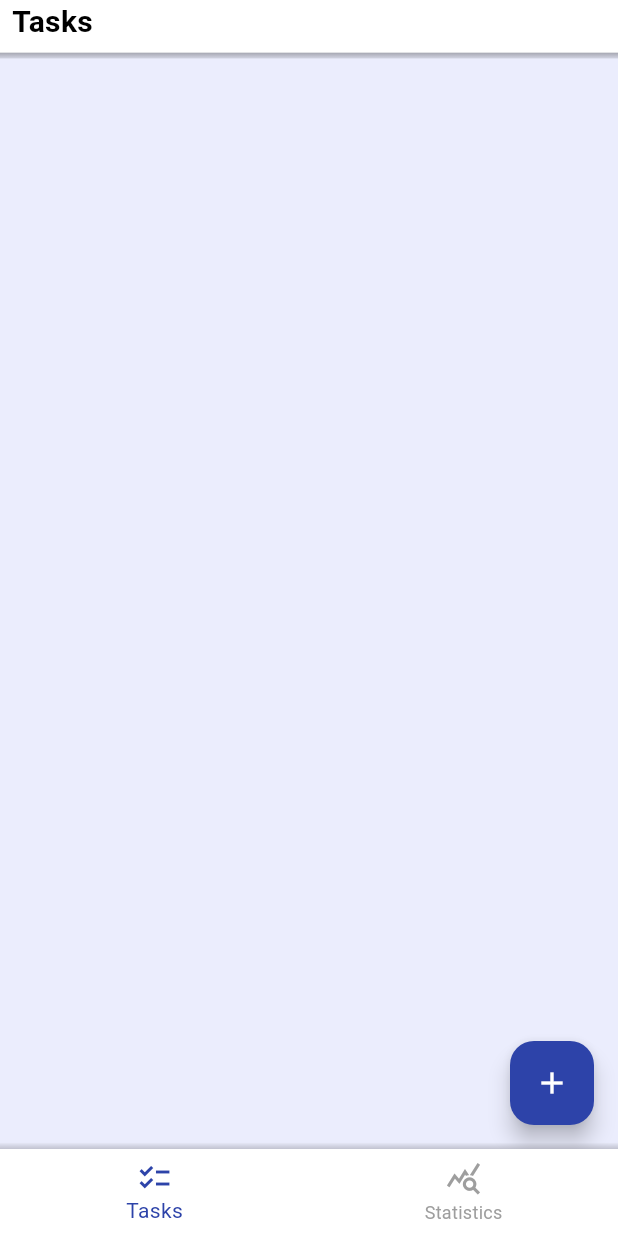
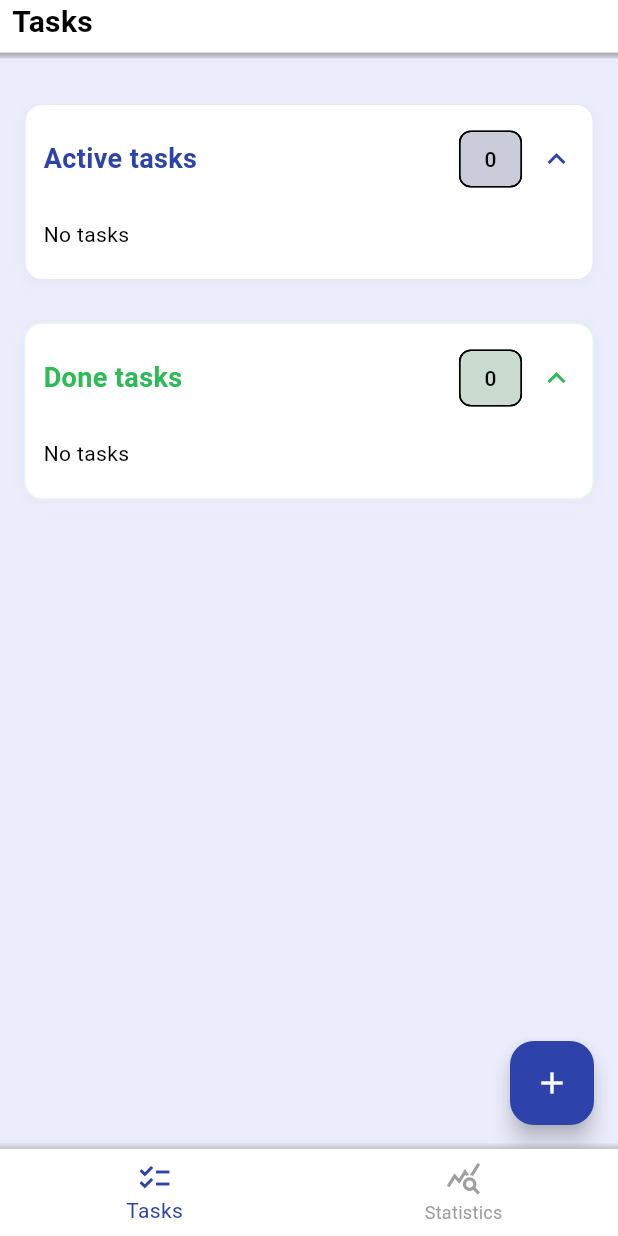
Before and after one commit to Sakii470/Task_Manager, a Flutter app: the screen it shows after launch, on a phone screen of 412 x 824 dp. Run offline on Flutter 3.47's test engine with Material 3 defaults, Android fonts, the phone set to English and light mode, and no system bars; our stand-ins replace bloc, flutter_bloc, get_it, go_router, hive_flutter; accounts and stored records are empty.

Commit message:
active task and done task section - done

```diff
--- a/lib/features/tasks/data/model/task.dart
+++ b/lib/features/tasks/data/model/task.dart
@@ -8,22 +8,54 @@ class Task {
   final String? description;
   final DateTime deadline;
   final TaskStatus status;
+  final DateTime? completedDate;
 
-  const Task({required this.id, required this.title, this.description, required this.deadline, required this.status});
+  const Task({
+    required this.id,
+    required this.title,
+    this.description,
+    required this.deadline,
+    required this.status,
+    this.completedDate,
+  });
 
-  Map<String, dynamic> toMap() => {
+  Map<String, Object?> toMap() => {
     'id': id,
     'title': title,
     'description': description,
     'deadline': deadline.toIso8601String(),
     'status': status.index,
+    'completedDate': completedDate?.toIso8601String(),
   };
 
-  factory Task.fromMap(Map map) => Task(
+  factory Task.fromMap(Map<String, Object?> map) => Task(
     id: map['id'] as String,
     title: map['title'] as String,
     description: map['description'] as String?,
     deadline: DateTime.parse(map['deadline'] as String),
     status: TaskStatus.values[map['status'] as int],
+    completedDate: (map['completedDate'] as String?) != null && (map['completedDate'] as String?)!.isNotEmpty
+        ? DateTime.parse(map['completedDate'] as String)
+        : null,
   );
+
+  Task copyWith({
+    String? id,
+    String? title,
+    String? description,
+    DateTime? deadline,
+    TaskStatus? status,
+    DateTime? completedDate,
+  }) {
+    return Task(
+      id: id ?? this.id,
+      title: title ?? this.title,
+      description: description ?? this.description,
+      deadline: deadline ?? this.deadline,
+      status: status ?? this.status,
+      completedDate: completedDate ?? this.completedDate,
+    );
+  }
+
+  bool get isCompleted => status == TaskStatus.completed;
 }
--- a/lib/features/tasks/data/repository/task_repository.dart
+++ b/lib/features/tasks/data/repository/task_repository.dart
@@ -15,7 +15,7 @@ class HiveTaskRepository implements HiveTaskRepo {
   @override
   Future<List<Task>> getAll({bool includeCompleted = true}) async {
     final items = _box.values
-        .map((m) => Task.fromMap(m))
+        .map((m) => Task.fromMap(m.cast<String, Object?>()))
         .where((t) => includeCompleted || t.status != TaskStatus.completed)
         .toList();
     return items;
@@ -46,7 +46,7 @@ class HiveTaskRepository implements HiveTaskRepo {
     await _box.put(task.id, task.toMap());
     // ignore: avoid_print
     print(
-      'Updated task ${task.id} | ${task.title} | status=${task.status} | desc=${task.description} | deadline=${task.deadline.toIso8601String()}',
+      'Updated task ${task.id} | ${task.title} | status=${task.status} | desc=${task.description} | deadline=${task.deadline.toIso8601String()} | completedDate=${task.completedDate?.toIso8601String()}',
     );
     return task;
   }
--- a/lib/features/tasks/presentation/cubit/task_cubit.dart
+++ b/lib/features/tasks/presentation/cubit/task_cubit.dart
@@ -63,6 +63,12 @@ class TaskCubit extends Cubit<TaskState> {
     );
   }
 
+  // New: mark task as done (set status to completed and completedDate = now)
+  Future<void> markTaskDone(Task task) async {
+    final updated = task.copyWith(status: TaskStatus.completed, completedDate: DateTime.now());
+    return updateTask(updated);
+  }
+
   Future<void> deleteTask(String id) async {
     return _mutation(
       optimisticTransform: (list) => [
--- a/lib/features/tasks/presentation/screens/add_task_sheet.dart
+++ b/lib/features/tasks/presentation/screens/add_task_sheet.dart
@@ -132,7 +132,7 @@ class _AddTaskSheetState extends State<AddTaskSheet> {
     final isEditing = widget.initialTask != null;
     // removed local fieldBorder/focusedBorder/label styles (moved into reusable widget)
     return Material(
-      color: theme.colorScheme.surface,
+      color: app_colors.white,
       elevation: 8,
       borderRadius: const BorderRadius.vertical(top: Radius.circular(24)),
       child: SafeArea(
--- a/lib/features/tasks/presentation/screens/task_screen.dart
+++ b/lib/features/tasks/presentation/screens/task_screen.dart
@@ -10,10 +10,19 @@ import 'package:task_manager/features/tasks/presentation/cubit/task_state.dart'
     show TaskState, TaskLoading, TaskInitial, TaskError, TaskSubmitting, TaskLoaded;
 import 'package:task_manager/features/tasks/presentation/screens/add_task_sheet.dart';
 import 'package:task_manager/features/tasks/presentation/widgets/task_card.dart' show TaskCard;
+import 'package:task_manager/features/tasks/presentation/widgets/task_section.dart';
 import 'package:task_manager/app/theme/app_colors.dart' as app_colors;
 
-class TaskScreen extends StatelessWidget {
+class TaskScreen extends StatefulWidget {
   const TaskScreen({Key? key}) : super(key: key);
+
+  @override
+  State<TaskScreen> createState() => _TaskScreenState();
+}
+
+class _TaskScreenState extends State<TaskScreen> {
+  bool showActiveTasks = true;
+  bool showDoneTasks = true;
 
   void _openAddTaskPopup(BuildContext context, {Task? task}) async {
     final saved = await showModalBottomSheet<bool>(
@@ -62,16 +71,66 @@ class TaskScreen extends StatelessWidget {
                         : state is TaskSubmitting
                         ? state.tasks
                         : <Task>[];
+
+                    // Split tasks into active and done (tolerant check so enum or string works)
+                    final doneTasks =
+                        tasks.where((t) {
+                            final s = t.status?.toString().toLowerCase() ?? '';
+                            return s.contains('completed');
+                          }).toList()
+                          // sort by completedDate desc (tasks completed most recently appear first)
+                          ..sort((a, b) {
+                            final ad = a.completedDate;
+                            final bd = b.completedDate;
+                            if (ad == null && bd == null) return 0;
+                            if (ad == null) return 1; // push nulls to the end
+                            if (bd == null) return -1;
+                            return bd.compareTo(ad); // newer (closer to now) first
+                          });
+                    final activeTasks = tasks.where((t) {
+                      final s = t.status?.toString().toLowerCase() ?? '';
+                      return !s.contains('completed');
+                    }).toList();
+
                     return Column(
                       crossAxisAlignment: CrossAxisAlignment.stretch,
                       mainAxisSize: MainAxisSize.max, // fill vertical
                       children: [
+                        // Use a single scrollable area that contains both sections
                         Expanded(
-                          child: ListView.builder(
-                            itemCount: tasks.length,
-                            itemBuilder: (_, i) => TaskCard(
-                              task: tasks[i],
-                              onEdit: () => _openAddTaskPopup(context, task: tasks[i]),
+                          child: SingleChildScrollView(
+                            child: Column(
+                              crossAxisAlignment: CrossAxisAlignment.stretch,
+                              children: [
+                                const SizedBox(height: 8),
+
+                                TaskSection(
+                                  title: 'Active tasks',
+                                  color: app_colors.blue1,
+                                  tasks: activeTasks,
+                                  expanded: showActiveTasks,
+                                  onToggle: () => setState(() => showActiveTasks = !showActiveTasks),
+                                  itemBuilder: (t) => TaskCard(
+                                    task: t,
+                                    onEdit: () => _openAddTaskPopup(context, task: t),
+                                  ),
+                                ),
+                                const SizedBox(height: 16),
+
+                                TaskSection(
+                                  title: 'Done tasks',
+                                  color: app_colors.green1,
+                                  tasks: doneTasks,
+                                  expanded: showDoneTasks,
+                                  onToggle: () => setState(() => showDoneTasks = !showDoneTasks),
+                                  itemBuilder: (t) => TaskCard(
+                                    task: t,
+                                    onEdit: () => _openAddTaskPopup(context, task: t),
+                                    //onMarkDone: null,
+                                  ),
+                                ),
+                                const SizedBox(height: 24),
+                              ],
                             ),
                           ),
                         ),
--- /dev/null
+++ b/lib/features/tasks/presentation/widgets/task_section.dart
@@ -0,0 +1,63 @@
+import 'package:flutter/material.dart';
+import 'package:task_manager/app/theme/app_colors.dart' as app_colors;
+import 'package:task_manager/features/tasks/data/model/task.dart';
+
+class TaskSection extends StatelessWidget {
+  final String title;
+  final Color color;
+  final List<Task> tasks;
+  final bool expanded;
+  final VoidCallback onToggle;
+  final Widget Function(Task task) itemBuilder;
+
+  const TaskSection({
+    Key? key,
+    required this.title,
+    required this.color,
+    required this.tasks,
+    required this.expanded,
+    required this.onToggle,
+    required this.itemBuilder,
+  }) : super(key: key);
+
+  @override
+  Widget build(BuildContext context) {
+    return Container(
+      margin: const EdgeInsets.symmetric(vertical: 6),
+      padding: const EdgeInsets.all(12),
+      decoration: BoxDecoration(
+        color: app_colors.white,
+        borderRadius: BorderRadius.circular(12),
+        border: Border.all(color: color.withOpacity(0.12)),
+        boxShadow: [BoxShadow(color: Colors.black.withOpacity(0.03), blurRadius: 8, offset: const Offset(0, 2))],
+      ),
+      child: Column(
+        crossAxisAlignment: CrossAxisAlignment.stretch,
+        children: [
+          InkWell(
+            onTap: onToggle,
+            child: Row(
+              children: [
+                Expanded(
+                  child: Text(
+                    title,
+                    style: TextStyle(fontSize: 18, fontWeight: FontWeight.bold, color: color),
+                  ),
+                ),
+                Chip(label: Text('${tasks.length}'), backgroundColor: color.withOpacity(0.12)),
+                const SizedBox(width: 8),
+                Icon(expanded ? Icons.expand_less : Icons.expand_more, color: color),
+              ],
+            ),
+          ),
+          if (expanded) const SizedBox(height: 8),
+          if (expanded)
+            if (tasks.isEmpty)
+              const Padding(padding: EdgeInsets.symmetric(vertical: 8), child: Text('No tasks'))
+            else
+              ...tasks.map((t) => Padding(padding: const EdgeInsets.symmetric(vertical: 6), child: itemBuilder(t))),
+        ],
+      ),
+    );
+  }
+}
```
Also changed, not shown: lib/features/tasks/presentation/widgets/task_card.dart (+32 -18 lines), lib/features/tasks/presentation/widgets/task_done_button.dart (added, +24 -0 lines).
